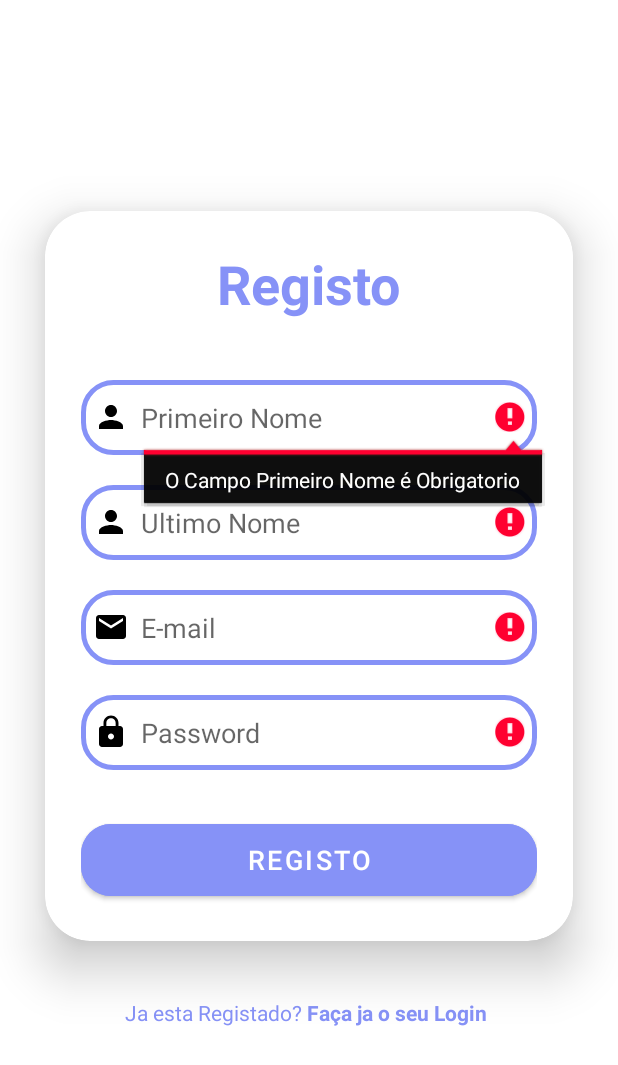
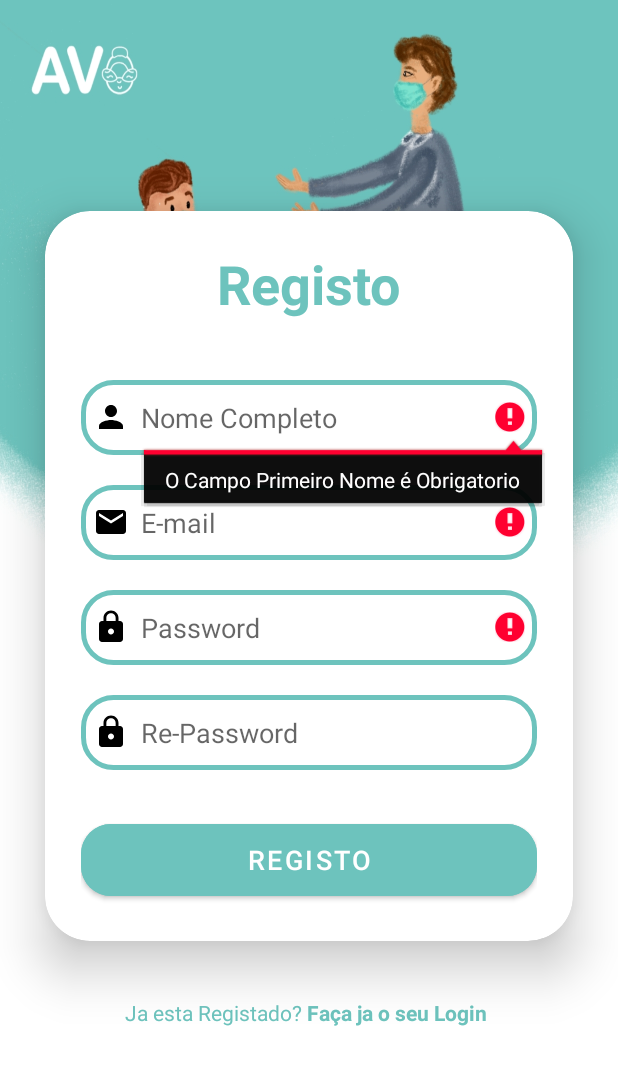
Before and after one commit to nilo99/AvoProject, an Android app: the Registo screen opened directly, with no data from a screen before it, after a tap on "REGISTO", on a phone screen of 412 x 824 dp. Shown: the top 1065 px of the screen. Run offline under Robolectric (Android 15) with nearby library versions, the phone set to English and light mode, and no system bars; our stand-ins replace Firebase (no records; nobody signed in at launch, a user with empty details on screens opened directly).

Commit message:
design de login quase concluido seguido do desgin dos cartoes ja concluidos

```diff
--- a/app/src/main/java/com/example/avo/Registo.kt
+++ b/app/src/main/java/com/example/avo/Registo.kt
@@ -24,7 +24,6 @@ class Registo : AppCompatActivity() {
         database = FirebaseDatabase.getInstance()
 
         val upfname : EditText = findViewById(R.id.firstnameText)
-        val uplname : EditText = findViewById(R.id.lastnameText)
         val upemail : EditText = findViewById(R.id.emailText)
         val uppassword : EditText = findViewById(R.id.passwordText)
         val upbutton : Button = findViewById(R.id.registoButton)
@@ -38,20 +37,15 @@ class Registo : AppCompatActivity() {
 
         upbutton.setOnClickListener {
             val fname = upfname.text.toString()
-            val lname = uplname.text.toString()
             val email = upemail.text.toString()
             val password = uppassword.text.toString()
 
-            if(fname.isEmpty() || lname.isEmpty() ||email.isEmpty()||!Patterns.EMAIL_ADDRESS.matcher(email).matches() || password.isEmpty()||password.length < 6)
+            if(fname.isEmpty() ||email.isEmpty()||!Patterns.EMAIL_ADDRESS.matcher(email).matches() || password.isEmpty()||password.length < 6)
             {
 
                 if(fname.isEmpty())
                 {
                     upfname.error = "O Campo Primeiro Nome é Obrigatorio"
-                }
-                if(lname.isEmpty())
-                {
-                    uplname.error = "O Campo Ultimo Nome é Obrigatorio"
                 }
                 if(email.isEmpty())
                 {
@@ -78,7 +72,7 @@ class Registo : AppCompatActivity() {
 
                     if(it.isSuccessful) {
                         val databaseRef = database.reference.child("Users").child(auth.currentUser!!.uid)
-                        val users : Users = Users(fname,lname,email,password,auth.currentUser!!.uid)
+                        val users : Users = Users(fname,email,password,auth.currentUser!!.uid)
 
                         databaseRef.setValue(users).addOnCompleteListener {
                             if(it.isSuccessful)
--- a/app/src/main/res/drawable/custom_edittext.xml
+++ b/app/src/main/res/drawable/custom_edittext.xml
@@ -4,7 +4,7 @@
 
     <stroke
         android:width="3dp"
-        android:color="@color/purple"/>
+        android:color="@color/azul_avo"/>
     <corners
         android:radius="20dp"/>
 
--- a/app/src/main/res/layout/activity_ecraprincipal.xml
+++ b/app/src/main/res/layout/activity_ecraprincipal.xml
@@ -8,7 +8,6 @@
     android:layout_height="match_parent"
     android:orientation="vertical"
     android:gravity="center"
-    android:background="@drawable/loginbkg"
     tools:context=".Registo">
 
     <androidx.cardview.widget.CardView
--- a/app/src/main/res/layout/activity_registo.xml
+++ b/app/src/main/res/layout/activity_registo.xml
@@ -8,7 +8,7 @@
     android:layout_height="match_parent"
     android:orientation="vertical"
     android:gravity="center"
-    android:background="@drawable/loginbkg"
+    android:background="@drawable/crianca"
     tools:context=".Registo">
 
     <androidx.cardview.widget.CardView
@@ -34,7 +34,7 @@
                 android:textSize="36sp"
                 android:textAlignment="center"
                 android:textStyle="bold"
-                android:textColor="@color/purple"/>
+                android:textColor="@color/azul_avo"/>
 
             <EditText
                 android:layout_width="match_parent"
@@ -43,23 +43,11 @@
                 android:background="@drawable/custom_edittext"
                 android:drawableLeft="@drawable/ic_baseline_person_24"
                 android:drawablePadding="8dp"
-                android:hint="Primeiro Nome"
+                android:hint="Nome Completo"
                 android:padding="8dp"
                 android:textColor="@color/black"
                 android:textColorHighlight="@color/cardview_dark_background"
                 android:layout_marginTop="40dp"/>
-            <EditText
-                android:layout_width="match_parent"
-                android:layout_height="50dp"
-                android:id="@+id/lastnameText"
-                android:background="@drawable/custom_edittext"
-                android:drawableLeft="@drawable/ic_baseline_person_24"
-                android:drawablePadding="8dp"
-                android:hint="Ultimo Nome"
-                android:padding="8dp"
-                android:textColor="@color/black"
-                android:textColorHighlight="@color/cardview_dark_background"
-                android:layout_marginTop="20dp"/>
             <EditText
                 android:layout_width="match_parent"
                 android:layout_height="50dp"
@@ -87,6 +75,20 @@
                 android:textColorHighlight="@color/cardview_dark_background"
                 android:layout_marginTop="20dp"/>
 
+            <EditText
+                android:layout_width="match_parent"
+                android:layout_height="50dp"
+                android:id="@+id/repasswordText"
+                android:background="@drawable/custom_edittext"
+                android:drawableLeft="@drawable/ic_baseline_lock_24"
+                android:drawablePadding="8dp"
+                android:hint="Re-Password"
+                android:padding="8dp"
+                android:inputType="textPassword"
+                android:textColor="@color/black"
+                android:textColorHighlight="@color/cardview_dark_background"
+                android:layout_marginTop="20dp"/>
+
             <Button
                 android:layout_width="match_parent"
                 android:layout_height="60dp"
@@ -94,7 +96,7 @@
                 android:text="Registo"
                 android:textSize="18sp"
                 android:layout_marginTop="30dp"
-                android:backgroundTint="@color/purple"
+                android:backgroundTint="@color/azul_avo"
                 app:cornerRadius="20dp"/>
 
         </LinearLayout>
@@ -109,7 +111,7 @@
         android:textSize="14sp"
         android:textAlignment="center"
         android:id="@+id/signinText"
-        android:textColor="@color/purple"
+        android:textColor="@color/azul_avo"
         android:layout_marginBottom="20dp"/>
 
 </LinearLayout>
```
Also changed, not shown: app/src/main/res/layout/activity_main.xml (+24 -23 lines), app/src/main/res/layout/user_item.xml (+21 -6 lines), app/src/main/res/drawable-v24/crianca.jpg (added), app/src/main/res/drawable-v24/idoso.jpg (added), app/src/main/res/drawable-v24/loginbkg.png (deleted).
